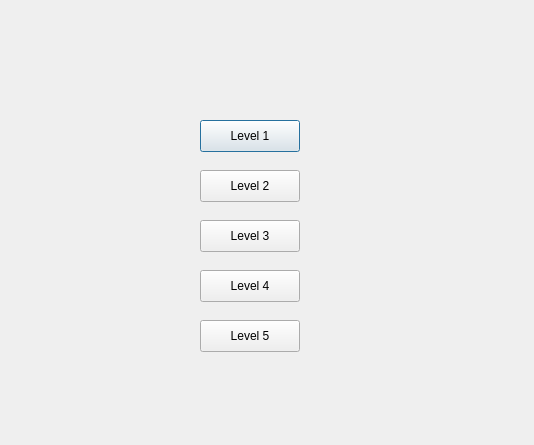
Qt form FireboyWaterGirl/level.ui (yomnahisham/CSCE1101-03-CourseProject) before a commit.
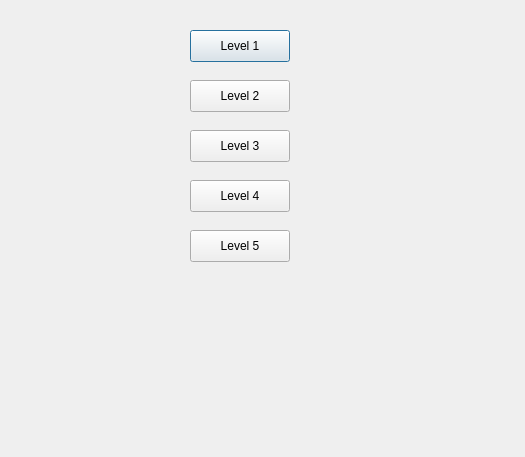
The same form after that commit.

What changed in the file:
```diff
--- a/FireboyWaterGirl/level.ui
+++ b/FireboyWaterGirl/level.ui
@@ -6,8 +6,8 @@
    <rect>
     <x>0</x>
     <y>0</y>
-    <width>534</width>
-    <height>445</height>
+    <width>525</width>
+    <height>457</height>
    </rect>
   </property>
   <property name="windowTitle">
@@ -16,8 +16,8 @@
   <widget class="QPushButton" name="Level1">
    <property name="geometry">
     <rect>
-     <x>200</x>
-     <y>120</y>
+     <x>190</x>
+     <y>30</y>
      <width>100</width>
      <height>32</height>
     </rect>
@@ -29,8 +29,8 @@
   <widget class="QPushButton" name="level2B">
    <property name="geometry">
     <rect>
-     <x>200</x>
-     <y>170</y>
+     <x>190</x>
+     <y>80</y>
      <width>100</width>
      <height>32</height>
     </rect>
@@ -42,8 +42,8 @@
   <widget class="QPushButton" name="level3B">
    <property name="geometry">
     <rect>
-     <x>200</x>
-     <y>220</y>
+     <x>190</x>
+     <y>130</y>
      <width>100</width>
      <height>32</height>
     </rect>
@@ -55,8 +55,8 @@
   <widget class="QPushButton" name="level4B">
    <property name="geometry">
     <rect>
-     <x>200</x>
-     <y>270</y>
+     <x>190</x>
+     <y>180</y>
      <width>100</width>
      <height>32</height>
     </rect>
@@ -68,8 +68,8 @@
   <widget class="QPushButton" name="level5B">
    <property name="geometry">
     <rect>
-     <x>200</x>
-     <y>320</y>
+     <x>190</x>
+     <y>230</y>
      <width>100</width>
      <height>32</height>
     </rect>
```
